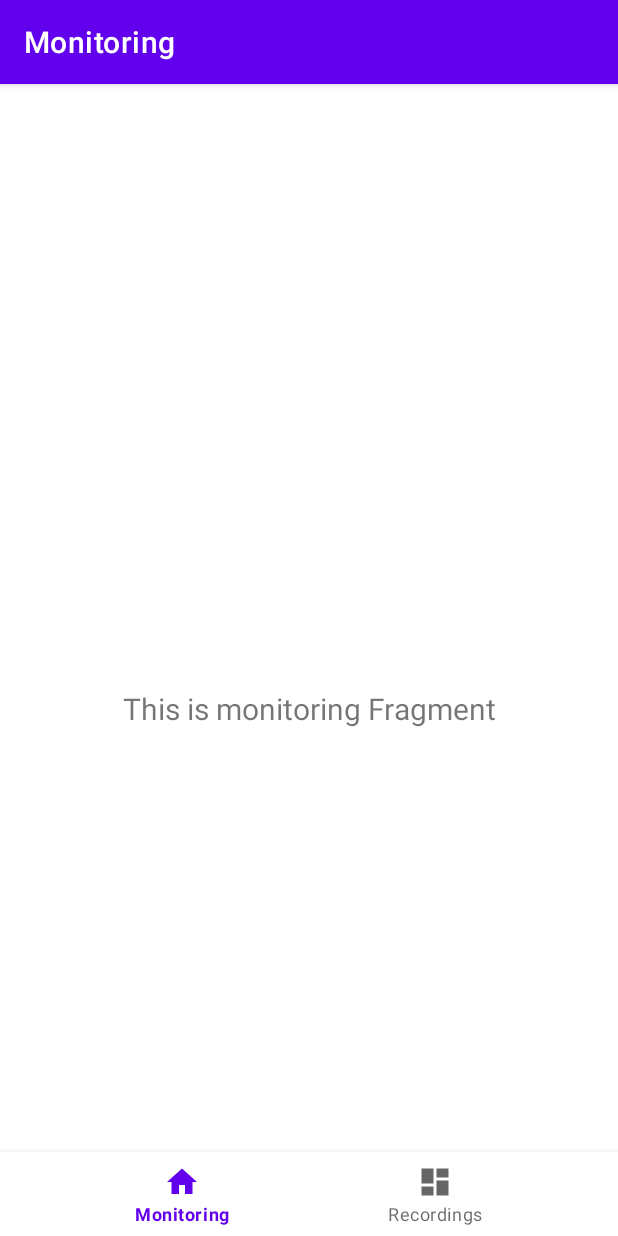
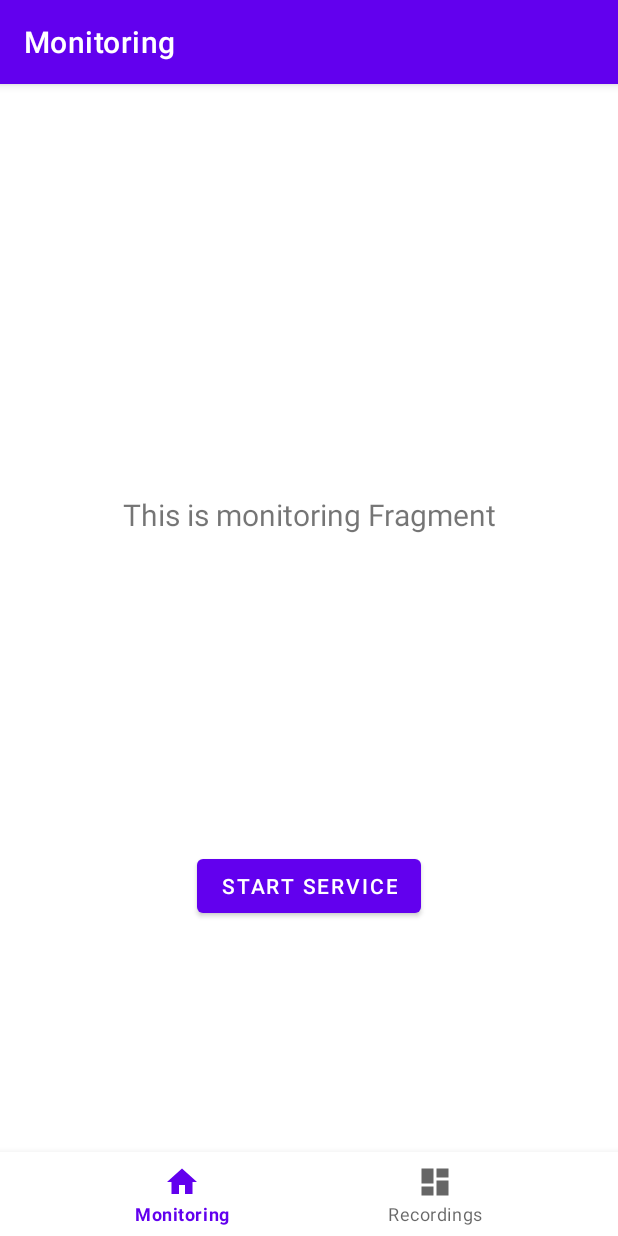
Before and after one commit to PeterNaggschga/SleepTalk, an Android app: the screen it shows after launch (MainActivity), on a phone screen of 412 x 824 dp. Run offline under Robolectric (Android 15) with nearby library versions, the phone set to English and light mode, and no system bars; our stand-ins replace navigation-ui.

Commit message:
added MonitoringService.kt
Signed-off-by: PeterNaggschga <rep.akhcsztan@gmail.com>

```diff
--- a/app/src/main/java/com/peternaggschga/sleeptalk/ui/monitoring/MonitoringFragment.kt
+++ b/app/src/main/java/com/peternaggschga/sleeptalk/ui/monitoring/MonitoringFragment.kt
@@ -1,5 +1,6 @@
 package com.peternaggschga.sleeptalk.ui.monitoring
 
+import android.content.Intent
 import android.os.Bundle
 import android.view.LayoutInflater
 import android.view.View
@@ -7,6 +8,7 @@ import android.view.ViewGroup
 import android.widget.TextView
 import androidx.fragment.app.Fragment
 import androidx.lifecycle.ViewModelProvider
+import com.peternaggschga.sleeptalk.MonitoringService
 import com.peternaggschga.sleeptalk.databinding.FragmentMonitoringBinding
 
 class MonitoringFragment : Fragment() {
@@ -28,6 +30,11 @@ class MonitoringFragment : Fragment() {
         monitoringViewModel.text.observe(viewLifecycleOwner) {
             textView.text = it
         }
+
+        binding.buttonMonitoring.setOnClickListener {
+            activity?.startService(Intent(activity, MonitoringService::class.java))
+        }
+
         return root
     }
 
--- a/app/src/main/res/layout/fragment_monitoring.xml
+++ b/app/src/main/res/layout/fragment_monitoring.xml
@@ -15,8 +15,18 @@
         android:layout_marginEnd="8dp"
         android:textAlignment="center"
         android:textSize="20sp"
+        app:layout_constraintBottom_toTopOf="@id/button_monitoring"
+        app:layout_constraintEnd_toEndOf="parent"
+        app:layout_constraintStart_toStartOf="parent"
+        app:layout_constraintTop_toTopOf="parent" />
+
+    <Button
+        android:id="@+id/button_monitoring"
+        android:layout_width="wrap_content"
+        android:layout_height="wrap_content"
+        android:text="Start service"
         app:layout_constraintBottom_toBottomOf="parent"
         app:layout_constraintEnd_toEndOf="parent"
         app:layout_constraintStart_toStartOf="parent"
-        app:layout_constraintTop_toTopOf="parent" />
+        app:layout_constraintTop_toBottomOf="@id/text_monitoring" />
 </androidx.constraintlayout.widget.ConstraintLayout>
```
Also changed, not shown: app/src/main/AndroidManifest.xml (+11 -1 lines), app/src/main/java/com/peternaggschga/sleeptalk/MonitoringService.kt (added, +68 -0 lines).
